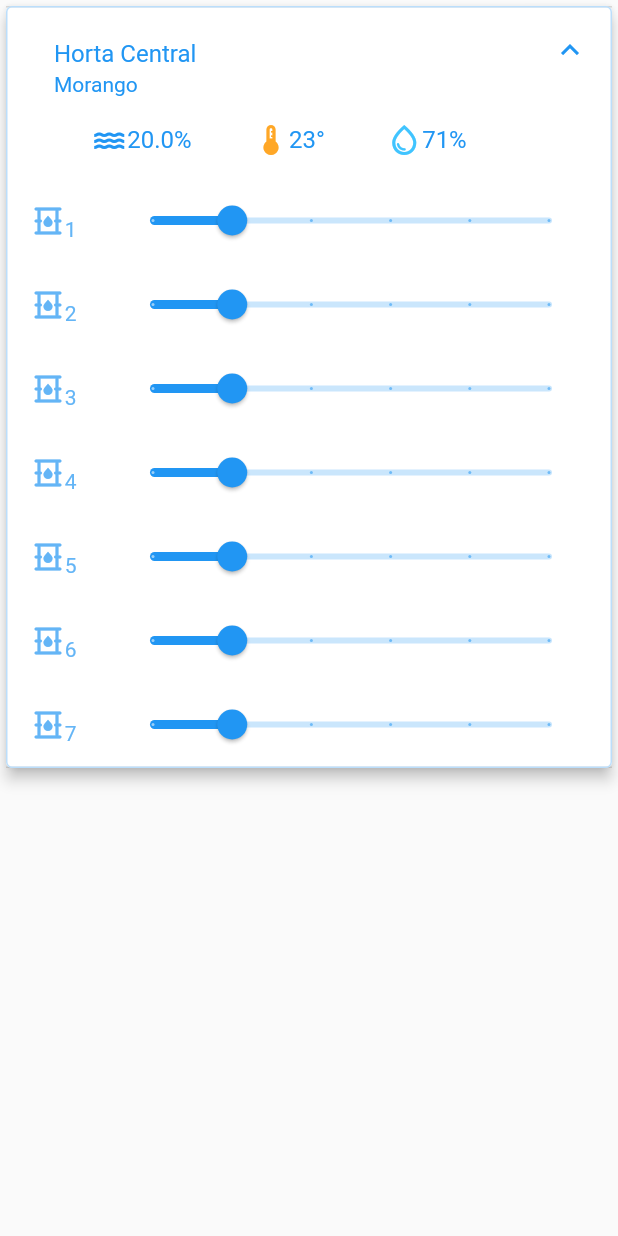
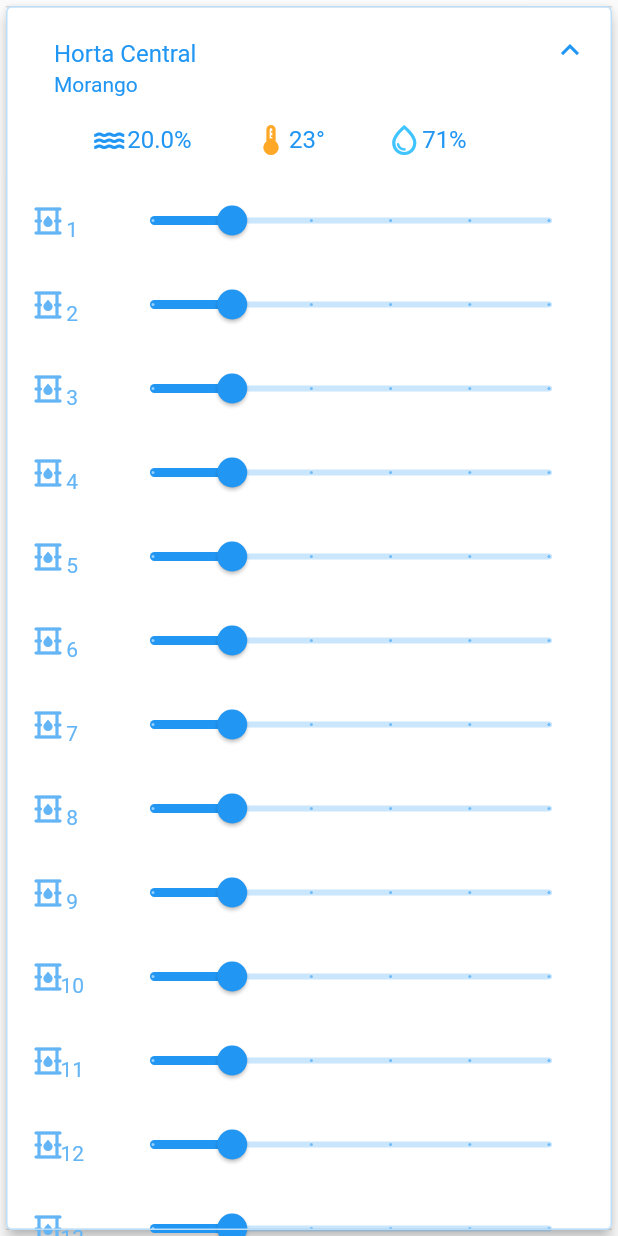
Before and after one commit to henrique-gerhardt/HydroPonos, a Flutter app: the DashboardCard widget shown alone on an empty page, opened directly, after a tap on "Horta Central", on a phone screen of 412 x 824 dp. Run offline on Flutter 3.47's test engine with Material 2 defaults, Android fonts, the light colour scheme and no system bars; our stand-ins replace flutter_login, flutter_svg_provider, url_launcher_web.

Commit message:
Added more Pipes

```diff
--- a/lib/login.dart
+++ b/lib/login.dart
@@ -5,7 +5,8 @@ import 'dashboard.dart';
 
 const users = {
   'henrique.gerhardt@hotmail.com': '12345',
-  'luan@fahor.com.br': 'abcd',
+  'luan@fahor.com.br': '12345',
+  'paulo@fahor.com.br': '12345'
 };
 
 class Login extends StatelessWidget {
--- a/lib/widgets/dashboard_card.dart
+++ b/lib/widgets/dashboard_card.dart
@@ -45,6 +45,13 @@ class _DashboardCardState extends State<DashboardCard> {
     flows.addAll({5: 20.0});
     flows.addAll({6: 20.0});
     flows.addAll({7: 20.0});
+    flows.addAll({8: 20.0});
+    flows.addAll({9: 20.0});
+    flows.addAll({10: 20.0});
+    flows.addAll({11: 20.0});
+    flows.addAll({12: 20.0});
+    flows.addAll({13: 20.0});
+    flows.addAll({14: 20.0});
     return Card(
         shape: RoundedRectangleBorder(
             side: BorderSide(color: (Colors.blue[100])!, width: 1.0),
@@ -58,7 +65,7 @@ class _DashboardCardState extends State<DashboardCard> {
               builder: (context, FlowChange val, child) {
                 flows[val.seq] = val.value;
                 double sum = flows.values.reduce((value, element) => value + element);
-                double flowValue = double.parse((sum / 7).toStringAsFixed(2));
+                double flowValue = double.parse((sum / 14).toStringAsFixed(2));
                 return CardDashboardTitle(widget: widget, flow: flowValue);
               },
               ),
@@ -83,6 +90,27 @@ class _DashboardCardState extends State<DashboardCard> {
               ),
               CardDashboardBody(
                 sequencial: 7,
+              ),
+              CardDashboardBody(
+                sequencial: 8,
+              ),
+              CardDashboardBody(
+                sequencial: 9,
+              ),
+              CardDashboardBody(
+                sequencial: 10,
+              ),
+              CardDashboardBody(
+                sequencial: 11,
+              ),
+              CardDashboardBody(
+                sequencial: 12,
+              ),
+              CardDashboardBody(
+                sequencial: 13,
+              ),
+              CardDashboardBody(
+                sequencial: 14,
               ),
             ],
           ),
@@ -120,7 +148,7 @@ class _CardDashboardBodyState extends State<CardDashboardBody> {
           color: Colors.blue[300],
         ),
         Positioned(
-          right: -7,
+          right: (widget.sequencial.toString().length > 1 ? -12 : -8),
           bottom: -2,
           child: Text("${widget.sequencial}",
               style: TextStyle(color: Colors.blue[300])),
```
Also changed, not shown: 36 other files.
